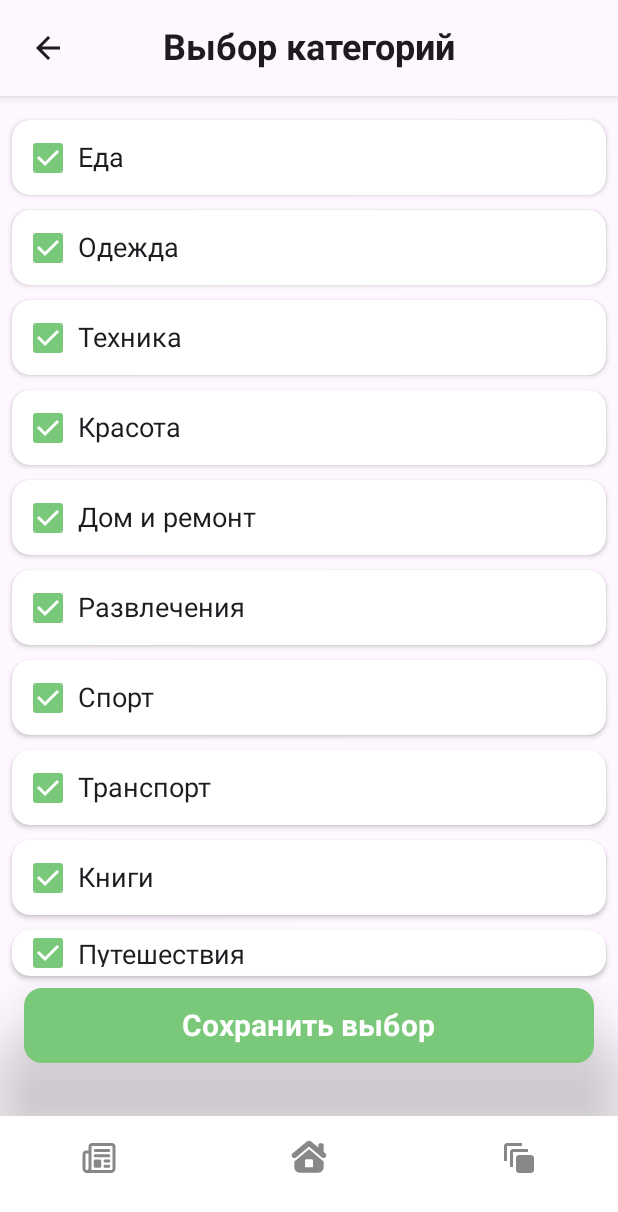
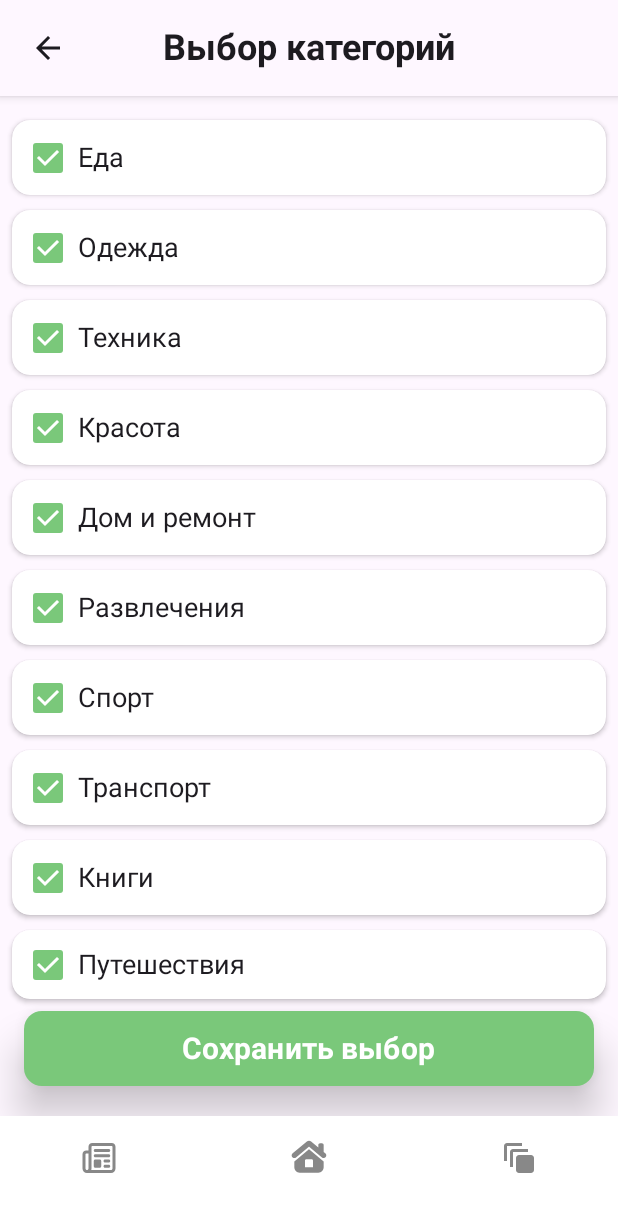
Before and after one commit to DogShoke/DailyCode, an Android app built with Jetpack Compose: the CategorySelectionScreen screen opened through its navigation route, on a phone screen of 412 x 824 dp. Shown: the top 1212 px of the screen. Run offline under Robolectric (Android 15) with nearby library versions, the phone set to English and light mode, and no system bars; our stand-ins replace Firebase (no records; nobody signed in at launch, a user with empty details on screens opened directly), Room's generated code; 1 statement that could not run was skipped.

Commit message:
final changes commit

```diff
--- a/app/build.gradle.kts
+++ b/app/build.gradle.kts
@@ -87,6 +87,8 @@ dependencies {
     //уведомления
     implementation("androidx.work:work-runtime-ktx:2.9.0")
 
+    implementation("androidx.compose.material:material-icons-extended:1.6.1")
+
     implementation(libs.androidx.core.ktx)
     implementation(libs.androidx.lifecycle.runtime.ktx)
     implementation(libs.androidx.activity.compose)
--- a/app/src/main/java/com/example/dailycode/MainActivity.kt
+++ b/app/src/main/java/com/example/dailycode/MainActivity.kt
@@ -72,7 +72,7 @@ class MainActivity : ComponentActivity() {
             )
         }
 
-        scheduleDailyNotification(15, 24, "morning")
+        scheduleDailyNotification(10, 0, "morning")
         scheduleDailyNotification(19, 0, "evening")
     }
 }
--- a/app/src/main/java/com/example/dailycode/screens/CategorySelectionScreen.kt
+++ b/app/src/main/java/com/example/dailycode/screens/CategorySelectionScreen.kt
@@ -93,7 +93,7 @@ fun CategorySelectionScreen(
             Box(
                 modifier = Modifier
                     .fillMaxWidth()
-                    .padding(bottom = 115.dp),
+                    .padding(bottom = 100.dp),
                 contentAlignment = Alignment.Center
             ) {
                 Button(
@@ -115,8 +115,8 @@ fun CategorySelectionScreen(
                         disabledContentColor = Color.White
                     ),
                     elevation = ButtonDefaults.buttonElevation(
-                        defaultElevation = 32.dp,
-                        pressedElevation = 16.dp,
+                        defaultElevation = 16.dp,
+                        pressedElevation = 8.dp,
                         disabledElevation = 0.dp
                     ),
                 ) {
```
Also changed, not shown: app/src/main/java/com/example/dailycode/screens/NewsScreen.kt (+66 -39 lines), app/src/main/res/drawable/news3.png (added).
